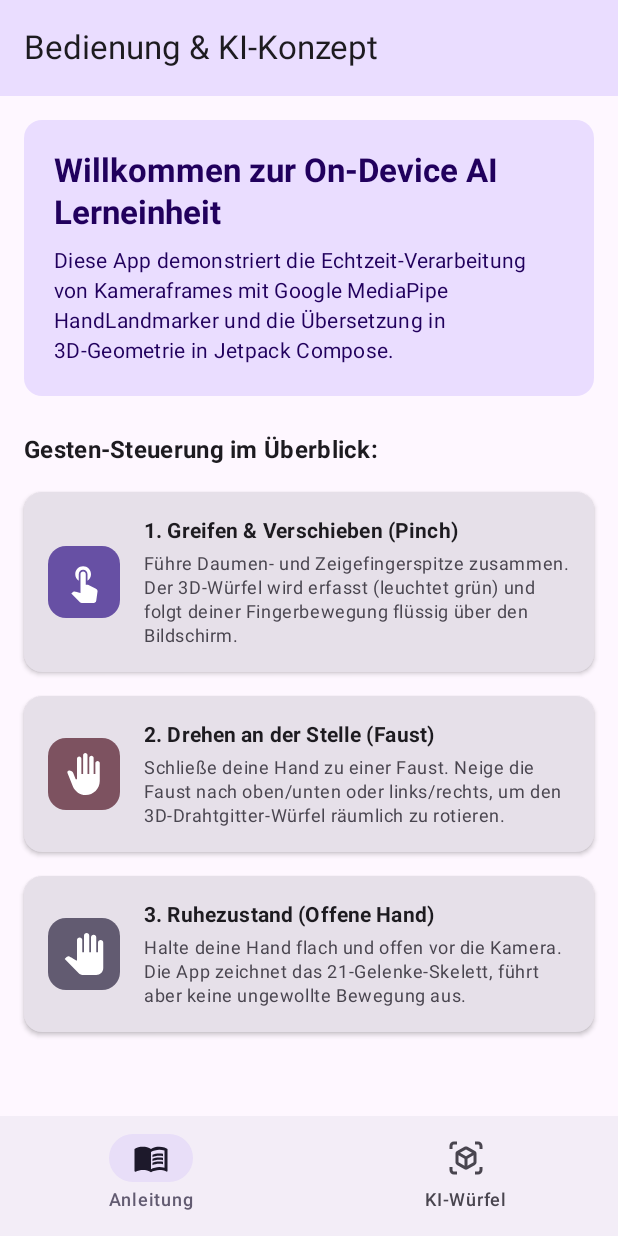
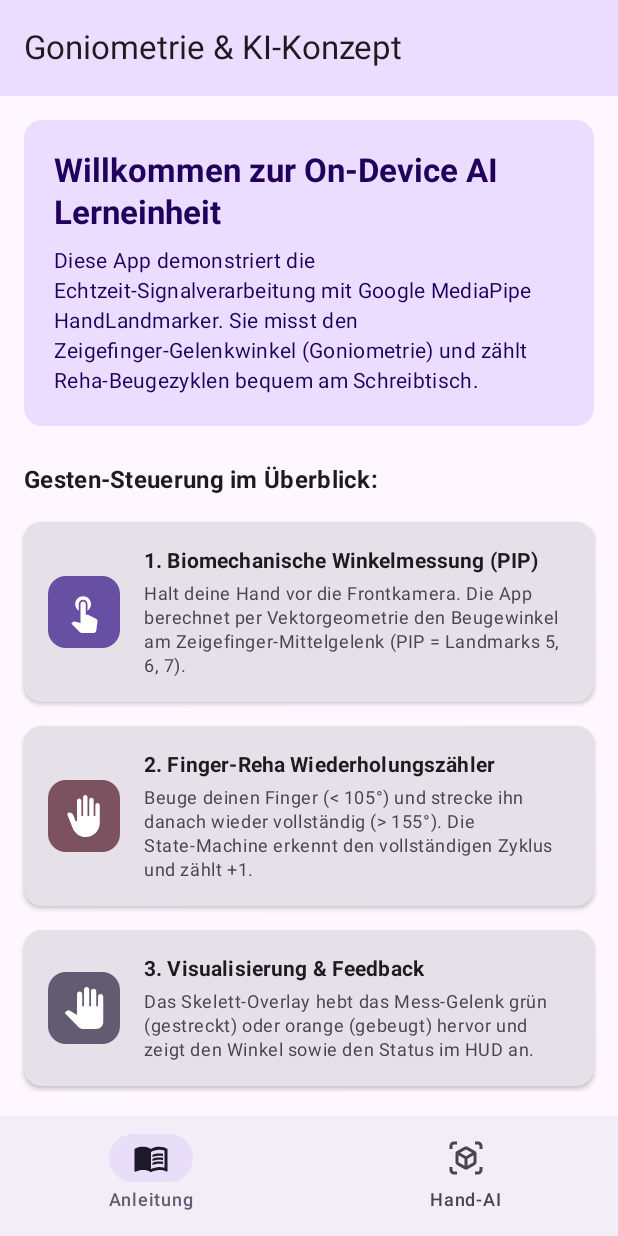
Before and after one commit to dnhshl/SimpleFitness2026, an Android app built with Jetpack Compose: the screen it shows after launch (MainActivity), on a phone screen of 412 x 824 dp. Run offline under Robolectric (Android 15) with nearby library versions, the phone set to English and light mode, and no system bars; our stand-ins replace Navigation 3; 1 statement that could not run was skipped.

Commit message:
localaiv3.2 Umstellung auf Fingerbeugung

```diff
--- a/app/src/main/java/com/example/main/statemgmt/AppViewModel.kt
+++ b/app/src/main/java/com/example/main/statemgmt/AppViewModel.kt
@@ -21,7 +21,7 @@ class AppViewModel(application: Application, private val savedStateHandle: Saved
 
     private val dataStoreManager = DataStoreManager(application)
 
-    // REPOSITORY FÜR LOKALE KI (MEDIAPIPE):
+    // REPOSITORY FÜR LOKALE KI (MEDIAPIPE HAND LANDMARKER):
     val gestureRepository = GestureRepository(application)
 
     // --- 1. UI STATE ---
@@ -48,17 +48,46 @@ class AppViewModel(application: Application, private val savedStateHandle: Saved
         }
     }
 
+    /**
+     * REVERSE ENGINEERING LERNEINHEIT: STATE MACHINE FÜR REHA-WIEDERHOLUNGSZÄHLER
+     *
+     * 1. Erfasst den aktuellen PIP-Gelenkwinkel aus dem Repository.
+     * 2. Prüft Beugung (Finger gebeugt <= 105°).
+     * 3. Erkennt vollständige Streckung (Finger gestreckt >= 155°) nach einer Beugung -> Repetition +1!
+     */
     private fun processGestureData(gesture: GestureData) {
+        if (!gesture.isHandDetected) {
+            _uiState.update {
+                it.copy(
+                    isHandDetected = false,
+                    handLandmarks = emptyList(),
+                    gestureMode = HandGestureMode.NONE
+                )
+            }
+            return
+        }
+
+        val angle = gesture.fingerPipAngle
+        val currentlyFlexed = _uiState.value.isFingerFlexed
+        var newRepCount = _uiState.value.rehabRepCount
+        var nextFlexedState = currentlyFlexed
+
+        // STATE MACHINE LOGIK:
+        if (angle <= 105.0) {
+            // Zustand 1: Finger wird gebeugt
+            nextFlexedState = true
+        } else if (angle >= 155.0 && currentlyFlexed) {
+            // Zustand 2: Finger wird wieder vollständig gestreckt nach einer Beugung -> Zyklen +1
+            nextFlexedState = false
+            newRepCount += 1
+        }
+
         _uiState.update { currentState ->
-            when (gesture.mode) {
-                HandGestureMode.PINCH -> {
-                    // MODUS 1: PINCH (GREIFEN & VERSCHIEBEN)
-                    // Würfel folgt der Fingerposition, 3D-Rotation bleibt unverändert
             currentState.copy(
-                        cubePositionX = gesture.pinchPositionX,
-                        cubePositionY = gesture.pinchPositionY,
-                        isCubeGrabbed = true,
-                        gestureMode = HandGestureMode.PINCH,
+                fingerPipAngle = angle,
+                rehabRepCount = newRepCount,
+                isFingerFlexed = nextFlexedState,
+                gestureMode = gesture.mode,
                 pinchX = gesture.pinchPositionX,
                 pinchY = gesture.pinchPositionY,
                 tiltX = gesture.tiltX,
@@ -68,54 +97,14 @@ class AppViewModel(application: Application, private val savedStateHandle: Saved
                 isHandDetected = true
             )
         }
-                HandGestureMode.FIST -> {
-                    // MODUS 2: FAUST (DREHEN AN DER STELLE)
-                    // Würfel dreht sich basierend auf der Faust-Orientierung, Position bleibt unverändert
-                    val targetRotX = gesture.tiltX
-                    val targetRotY = gesture.tiltY
+    }
 
-                    val smoothRotX = currentState.cubeRotationX + (targetRotX - currentState.cubeRotationX) * 0.2f
-                    val smoothRotY = currentState.cubeRotationY + (targetRotY - currentState.cubeRotationY) * 0.2f
-
-                    currentState.copy(
-                        cubeRotationX = smoothRotX,
-                        cubeRotationY = smoothRotY,
-                        isCubeGrabbed = false,
-                        gestureMode = HandGestureMode.FIST,
-                        pinchX = gesture.pinchPositionX,
-                        pinchY = gesture.pinchPositionY,
-                        tiltX = gesture.tiltX,
-                        tiltY = gesture.tiltY,
-                        rawDistance = gesture.rawDistance,
-                        handLandmarks = gesture.landmarks,
-                        isHandDetected = true
+    fun resetRehabRepCount() {
+        _uiState.update {
+            it.copy(
+                rehabRepCount = 0,
+                isFingerFlexed = false
             )
-                }
-                HandGestureMode.OPEN_HAND -> {
-                    // MODUS 3: OFFENE HAND (RUHEZUSTAND / INAKTIV)
-                    // Keine Transformationen des Würfels, um versehentliche Auslösungen zu vermeiden
-                    currentState.copy(
-                        isCubeGrabbed = false,
-                        gestureMode = HandGestureMode.OPEN_HAND,
-                        pinchX = gesture.pinchPositionX,
-                        pinchY = gesture.pinchPositionY,
-                        tiltX = gesture.tiltX,
-                        tiltY = gesture.tiltY,
-                        rawDistance = gesture.rawDistance,
-                        handLandmarks = gesture.landmarks,
-                        isHandDetected = true
-                    )
-                }
-                HandGestureMode.NONE -> {
-                    // KEINE HAND ERKANNT
-                    currentState.copy(
-                        isCubeGrabbed = false,
-                        gestureMode = HandGestureMode.NONE,
-                        handLandmarks = emptyList(),
-                        isHandDetected = false
-                    )
-                }
-            }
         }
     }
 
--- a/app/src/main/java/com/example/main/statemgmt/UiState.kt
+++ b/app/src/main/java/com/example/main/statemgmt/UiState.kt
@@ -5,17 +5,15 @@ import com.example.main.repositories.HandGestureMode
 import kotlinx.serialization.Serializable
 
 /**
- * REVERSE ENGINEERING LERNEINHEIT: LOKALE KI & GESTENSTEUERUNG
+ * REVERSE ENGINEERING LERNEINHEIT: LOKALE KI & HAND-GONIOMETRIE
  *
  * 1. UI STATE (Haupt-Zustand im Arbeitsspeicher)
  */
 data class UiState(
-    // WÜRFEL-TRANSFORMATIONEN:
-    val cubePositionX: Float = 0.5f,    // Normiert 0.0 (links) bis 1.0 (rechts)
-    val cubePositionY: Float = 0.4f,    // Normiert 0.0 (oben) bis 1.0 (unten)
-    val cubeRotationX: Float = 20f,     // Neigung um X-Achse in Grad
-    val cubeRotationY: Float = 35f,     // Neigung um Y-Achse in Grad
-    val isCubeGrabbed: Boolean = false, // True wenn Pinch-Geste aktiv ist
+    // BIOMECHANISCHE MESSWERTE (GONIOMETRIE & REHA-TRAINER):
+    val fingerPipAngle: Double = 180.0,   // Zeigefinger PIP-Gelenkwinkel in Grad
+    val rehabRepCount: Int = 0,           // Beuge-/Streckungs-Zähler
+    val isFingerFlexed: Boolean = false,  // State-Machine Zustand
 
     // GESTEN-MODUS:
     val gestureMode: HandGestureMode = HandGestureMode.NONE,
--- a/app/src/main/res/values/strings.xml
+++ b/app/src/main/res/values/strings.xml
@@ -1,54 +1,43 @@
 <resources>
-    <string name="app_name">MediaPipe Gesture Control</string>
+    <string name="app_name">SimpleFitness AI</string>
 
     <!-- Navigation & Titles -->
     <string name="tab_home">Anleitung</string>
-    <string name="tab_cube">KI-Würfel</string>
-    <string name="title_home">Bedienung &amp; KI-Konzept</string>
-    <string name="title_cube">3D-Würfel Gestensteuerung</string>
+    <string name="tab_cube">Hand-AI</string>
+    <string name="title_home">Goniometrie &amp; KI-Konzept</string>
+    <string name="title_cube">Hand-Goniometer &amp; Reha</string>
     <string name="back_description">Zurück</string>
 
     <!-- HomeScreen Didactic Explanations -->
     <string name="home_welcome_title">Willkommen zur On-Device AI Lerneinheit</string>
-    <string name="home_welcome_desc">Diese App demonstriert die Echtzeit-Verarbeitung von Kameraframes mit Google MediaPipe HandLandmarker und die Übersetzung in 3D-Geometrie in Jetpack Compose.</string>
+    <string name="home_welcome_desc">Diese App demonstriert die Echtzeit-Signalverarbeitung mit Google MediaPipe HandLandmarker. Sie misst den Zeigefinger-Gelenkwinkel (Goniometrie) und zählt Reha-Beugezyklen bequem am Schreibtisch.</string>
 
-    <string name="gesture_pinch_title">1. Greifen &amp; Verschieben (Pinch)</string>
-    <string name="gesture_pinch_desc">Führe Daumen- und Zeigefingerspitze zusammen. Der 3D-Würfel wird erfasst (leuchtet grün) und folgt deiner Fingerbewegung flüssig über den Bildschirm.</string>
+    <string name="gesture_pinch_title">1. Biomechanische Winkelmessung (PIP)</string>
+    <string name="gesture_pinch_desc">Halt deine Hand vor die Frontkamera. Die App berechnet per Vektorgeometrie den Beugewinkel am Zeigefinger-Mittelgelenk (PIP = Landmarks 5, 6, 7).</string>
 
-    <string name="gesture_fist_title">2. Drehen an der Stelle (Faust)</string>
-    <string name="gesture_fist_desc">Schließe deine Hand zu einer Faust. Neige die Faust nach oben/unten oder links/rechts, um den 3D-Drahtgitter-Würfel räumlich zu rotieren.</string>
+    <string name="gesture_fist_title">2. Finger-Reha Wiederholungszähler</string>
+    <string name="gesture_fist_desc">Beuge deinen Finger (&lt; 105°) und strecke ihn danach wieder vollständig (&gt; 155°). Die State-Machine erkennt den vollständigen Zyklus und zählt +1.</string>
 
-    <string name="gesture_open_title">3. Ruhezustand (Offene Hand)</string>
-    <string name="gesture_open_desc">Halte deine Hand flach und offen vor die Kamera. Die App zeichnet das 21-Gelenke-Skelett, führt aber keine ungewollte Bewegung aus.</string>
+    <string name="gesture_open_title">3. Visualisierung &amp; Feedback</string>
+    <string name="gesture_open_desc">Das Skelett-Overlay hebt das Mess-Gelenk grün (gestreckt) oder orange (gebeugt) hervor und zeigt den Winkel sowie den Status im HUD an.</string>
 
-    <string name="btn_start_cube">Jetzt KI-Würfel ausprobieren ➔</string>
+    <string name="btn_start_cube">Hand-Goniometer starten ➔</string>
 
     <!-- Camera Permission -->
     <string name="permission_title">Kamerazugriff erforderlich</string>
-    <string name="permission_description">Für die On-Device AI Gestensteuerung mit MediaPipe wird der Zugriff auf die Frontkamera benötigt. Die Videoverarbeitung erfolgt zu 100% lokal auf deinem Gerät.</string>
+    <string name="permission_description">Für die On-Device AI Hand-Goniometrie mit MediaPipe wird Zugriff auf die Frontkamera benötigt. Die Bildverarbeitung erfolgt zu 100% lokal auf deinem Gerät.</string>
     <string name="permission_button">Kamera freigeben</string>
     <string name="permission_icon_desc">Kamera Berechtigung</string>
 
     <!-- Status Messages -->
-    <string name="status_label">Gesten-Status:</string>
+    <string name="status_label">Status:</string>
     <string name="status_searching">Suche Hand...</string>
     <string name="status_no_hand">Keine Hand im Kamerabild</string>
-    <string name="status_pinching">Pinch / Greifen (Distanz: %.2f)</string>
-    <string name="status_fist">Faust / Drehen (Neigung: %.0f°, %.0f°)</string>
-    <string name="status_open_hand">Offene Hand (Bereit)</string>
+    <string name="status_pinching">Goniometrie Aktiv</string>
+    <string name="status_fist">Beugung Erkannt</string>
+    <string name="status_open_hand">Finger Gestreckt</string>
     <string name="status_error">KI-Fehler: %s</string>
 
     <!-- Instructions -->
-    <string name="instruction_tip">💡 Faust = Drehen | Pinch = Greifen &amp; Verschieben | Offene Hand = Ruhe</string>
-
-    <!-- 3D Cube Faces -->
-    <string name="cube_face_front">Vorn 1</string>
-    <string name="cube_face_top">Oben 2</string>
-    <string name="cube_face_right">Rechts 3</string>
-    <string name="cube_face_left">Links 4</string>
-    <string name="cube_face_bottom">Unten 5</string>
-    <string name="cube_face_back">Hinten 6</string>
-
-    <string name="cube_state_grabbed">Gegriffen!</string>
-    <string name="cube_icon_desc">Cube Icon</string>
+    <string name="instruction_tip">💡 Hand vor die Frontkamera halten. Beugen (&lt; 105°) &amp; Strecken (&gt; 155°) zählt Reha-Zyklen.</string>
 </resources>
```
Also changed, not shown: 2 other files. Lines whose indentation alone changed are shown as unchanged.
